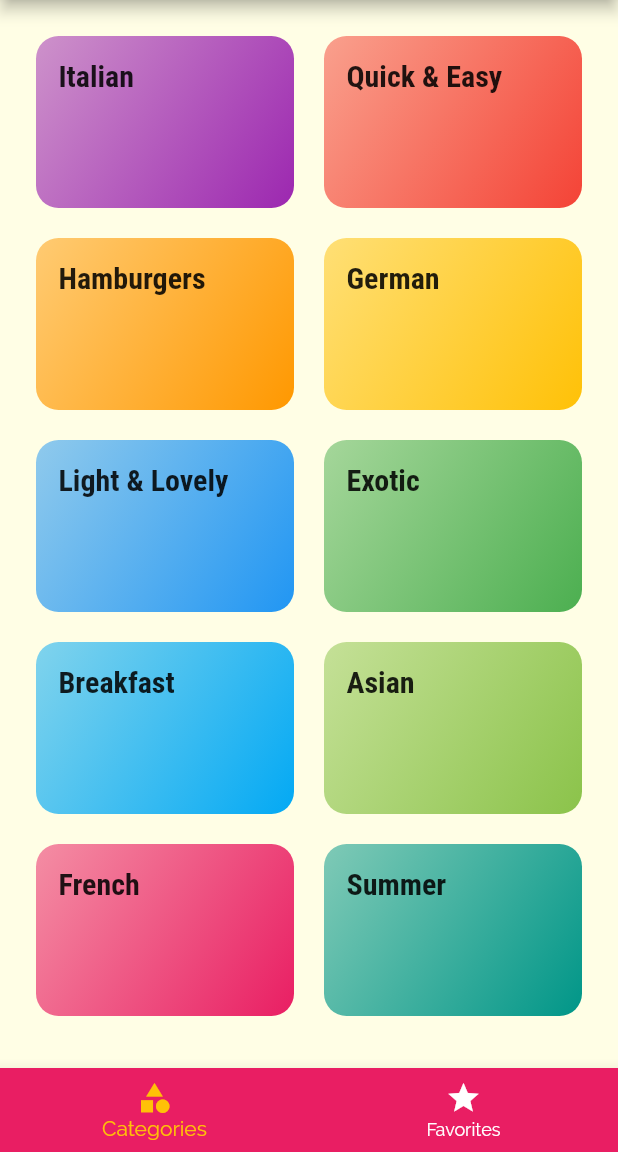
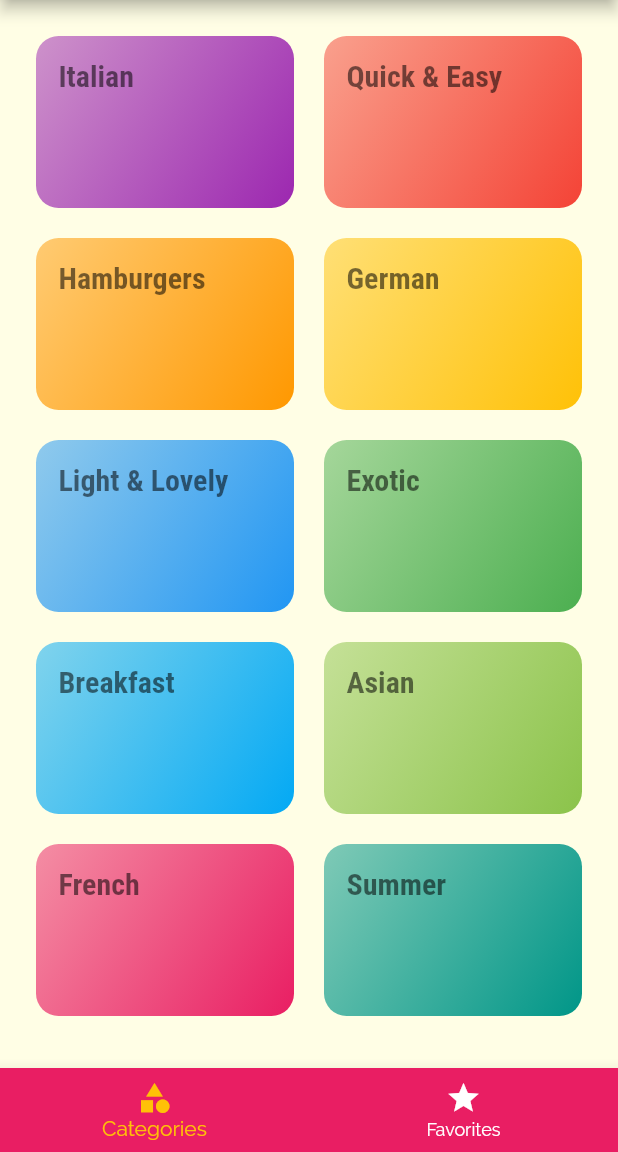
Before and after one commit to nevarwin/DeliMeal-Proj, a Flutter app: the screen it shows after launch, on a phone screen of 412 x 824 dp, the part 84-1236 px from its top. Run offline on Flutter 3.47's test engine with Material 2 defaults, Android fonts, the phone set to English and light mode, and no system bars; Roboto replaces fonts that are missing (Roboto Condensed).

Commit message:
black 87 to black54

```diff
--- a/delimeal_app/lib/main.dart
+++ b/delimeal_app/lib/main.dart
@@ -32,7 +32,7 @@ class MyApp extends StatelessWidget {
                 color: Color.fromRGBO(20, 51, 51, 1),
               ),
               headline1: const TextStyle(
-                color: Colors.black87,
+                color: Colors.black54,
                 fontSize: 20,
                 fontFamily: 'Roboto Condensed',
                 fontWeight: FontWeight.bold,
```
